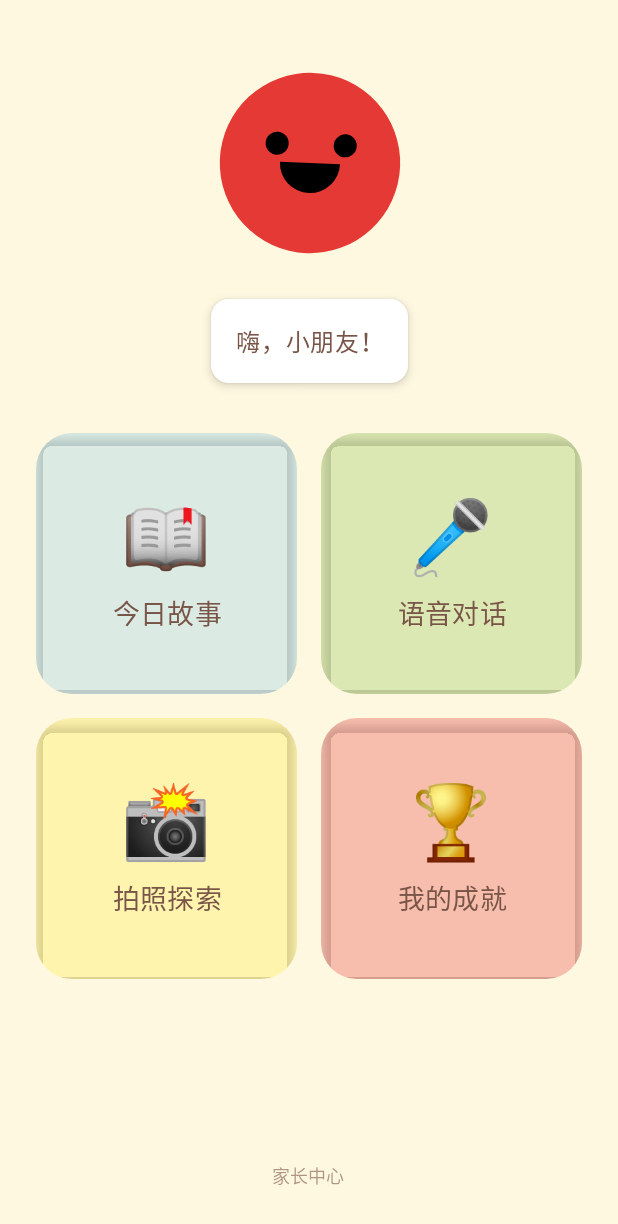
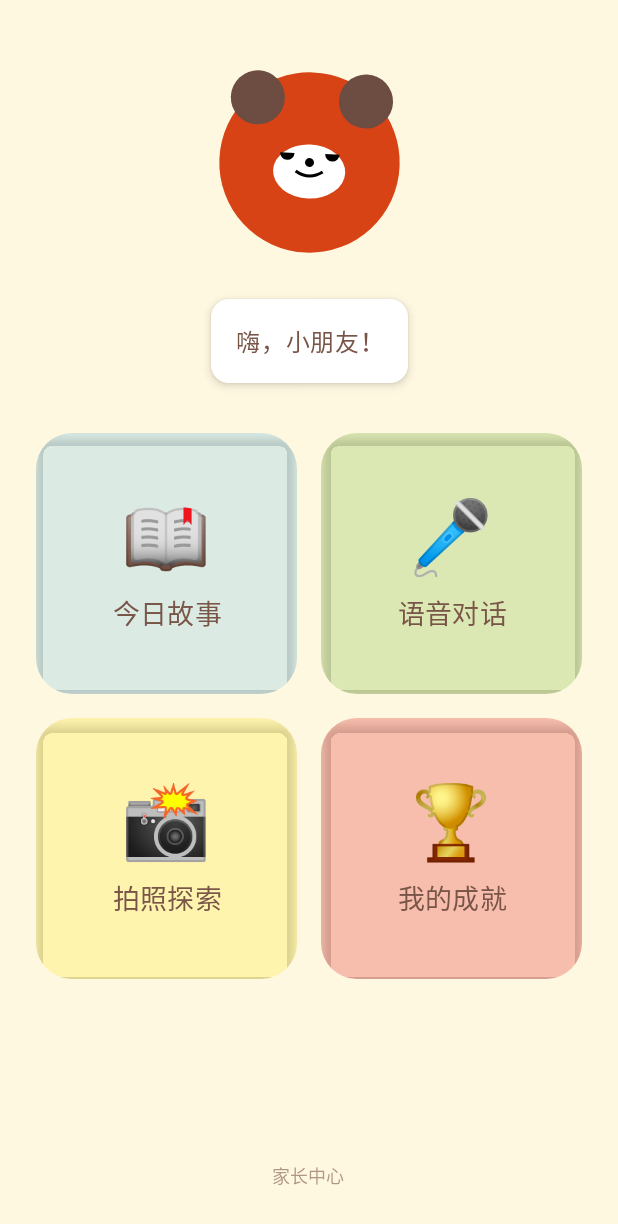
Before and after one commit to flydrm/AIEnlightenmentTime, an Android app built with Jetpack Compose: the screen it shows after launch (MainActivity), on a phone screen of 412 x 824 dp. Shown: the top 1224 px of the screen. Run offline under Robolectric (Android 15) with nearby library versions, the phone set to English and light mode, and no system bars; our stand-ins replace Dagger/Hilt's generated code; 1 statement that could not run was skipped.

```diff
--- a/app/src/main/java/com/enlightenment/ai/presentation/common/PandaAnimation.kt
+++ b/app/src/main/java/com/enlightenment/ai/presentation/common/PandaAnimation.kt
@@ -19,7 +19,9 @@ import androidx.compose.ui.graphics.Color
 import androidx.compose.ui.res.painterResource
 import androidx.compose.ui.text.style.TextAlign
 import androidx.compose.ui.unit.dp
-// import com.enlightenment.ai.R // Removed as we're using placeholder UI
+import androidx.compose.ui.graphics.Path
+import androidx.compose.ui.graphics.drawscope.DrawScope
+import androidx.compose.foundation.Canvas
 
 @Composable
 fun PandaAnimation(
@@ -55,57 +57,14 @@ fun PandaAnimation(
         modifier = modifier,
         horizontalAlignment = Alignment.CenterHorizontally
     ) {
-        // Panda placeholder (in real app, use Lottie or custom drawable)
-        Box(
+        // Red Panda character implementation
+        RedPandaCharacter(
             modifier = Modifier
                 .size(150.dp)
                 .scale(scale)
                 .rotate(rotation),
-            contentAlignment = Alignment.Center
-        ) {
-            // Panda body (placeholder)
-            Box(
-                modifier = Modifier
-                    .size(120.dp)
-                    .background(
-                        color = Color(0xFFE53935), // Red panda color
-                        shape = CircleShape
-                    )
-            ) {
-                // Eyes
-                Row(
-                    modifier = Modifier
-                        .fillMaxWidth()
-                        .padding(top = 40.dp),
-                    horizontalArrangement = Arrangement.Center
-                ) {
-                    Box(
-                        modifier = Modifier
-                            .size(15.dp)
-                            .background(Color.Black, CircleShape)
-                    )
-                    Spacer(modifier = Modifier.width(30.dp))
-                    Box(
-                        modifier = Modifier
-                            .size(15.dp)
-                            .background(Color.Black, CircleShape)
-                    )
-                }
-
-                // Smile
-                Box(
-                    modifier = Modifier
-                        .align(Alignment.Center)
-                        .padding(top = 20.dp)
-                        .width(40.dp)
-                        .height(20.dp)
-                        .background(
-                            Color.Black,
-                            RoundedCornerShape(bottomStart = 20.dp, bottomEnd = 20.dp)
-                        )
-                )
-            }
-        }
+            mood = mood
+        )
 
         // Greeting bubble
         greeting?.let {
@@ -129,3 +88,102 @@ fun PandaAnimation(
         }
     }
 }
+
+@Composable
+private fun RedPandaCharacter(
+    modifier: Modifier = Modifier,
+    mood: String = "happy"
+) {
+    Canvas(modifier = modifier) {
+        val centerX = size.width / 2
+        val centerY = size.height / 2
+        val radius = size.minDimension / 2.5f
+
+        // Red panda body (main circle)
+        drawCircle(
+            color = Color(0xFFD84315), // Deep orange-red for red panda
+            radius = radius,
+            center = center
+        )
+
+        // Ears
+        val earRadius = radius * 0.3f
+        drawCircle(
+            color = Color(0xFF6D4C41), // Brown for inner ear
+            radius = earRadius,
+            center = androidx.compose.ui.geometry.Offset(centerX - radius * 0.6f, centerY - radius * 0.7f)
+        )
+        drawCircle(
+            color = Color(0xFF6D4C41),
+            radius = earRadius,
+            center = androidx.compose.ui.geometry.Offset(centerX + radius * 0.6f, centerY - radius * 0.7f)
+        )
+
+        // White face patch
+        drawOval(
+            color = Color.White,
+            topLeft = androidx.compose.ui.geometry.Offset(centerX - radius * 0.4f, centerY - radius * 0.2f),
+            size = androidx.compose.ui.geometry.Size(radius * 0.8f, radius * 0.6f)
+        )
+
+        // Eyes based on mood
+        val eyeRadius = radius * 0.08f
+        val eyeY = centerY - radius * 0.1f
+
+        when (mood) {
+            "happy" -> {
+                // Happy eyes (curved)
+                drawArc(
+                    color = Color.Black,
+                    startAngle = 0f,
+                    sweepAngle = 180f,
+                    useCenter = false,
+                    topLeft = androidx.compose.ui.geometry.Offset(centerX - radius * 0.25f - eyeRadius, eyeY - eyeRadius),
+                    size = androidx.compose.ui.geometry.Size(eyeRadius * 2, eyeRadius * 2)
+                )
+                drawArc(
+                    color = Color.Black,
+                    startAngle = 0f,
+                    sweepAngle = 180f,
+                    useCenter = false,
+                    topLeft = androidx.compose.ui.geometry.Offset(centerX + radius * 0.25f - eyeRadius, eyeY - eyeRadius),
+                    size = androidx.compose.ui.geometry.Size(eyeRadius * 2, eyeRadius * 2)
+                )
+            }
+            else -> {
+                // Normal eyes
+                drawCircle(
+                    color = Color.Black,
+                    radius = eyeRadius,
+                    center = androidx.compose.ui.geometry.Offset(centerX - radius * 0.25f, eyeY)
+                )
+                drawCircle(
+                    color = Color.Black,
+                    radius = eyeRadius,
+                    center = androidx.compose.ui.geometry.Offset(centerX + radius * 0.25f, eyeY)
+                )
+            }
+        }
+
+        // Nose
+        drawCircle(
+            color = Color.Black,
+            radius = radius * 0.05f,
+            center = androidx.compose.ui.geometry.Offset(centerX, centerY)
+        )
+
+        // Mouth (smile)
+        val mouthPath = Path().apply {
+            moveTo(centerX - radius * 0.15f, centerY + radius * 0.1f)
+            quadraticBezierTo(
+                centerX, centerY + radius * 0.2f,
+                centerX + radius * 0.15f, centerY + radius * 0.1f
+            )
+        }
+        drawPath(
+            path = mouthPath,
+            color = Color.Black,
+            style = androidx.compose.ui.graphics.drawscope.Stroke(width = 2.dp.toPx())
+        )
+    }
+}
```
Also changed, not shown: app/build.gradle.kts (+6 -2 lines), app/src/main/java/com/enlightenment/ai/data/remote/api/AIApiService.kt (+16 -4 lines), app/src/main/java/com/enlightenment/ai/data/remote/api/AIModelConfig.kt (added, +36 -0 lines), app/src/main/java/com/enlightenment/ai/data/remote/model/ImageRecognitionResponse.kt (added, +20 -0 lines), app/src/main/java/com/enlightenment/ai/data/repository/ImageRecognitionRepositoryImpl.kt (+20 -4 lines), app/src/main/java/com/enlightenment/ai/presentation/parent/ParentLoginViewModel.kt (+12 -3 lines), app/src/main/res/xml/network_security_config.xml (+6 -6 lines), 1 other file.
